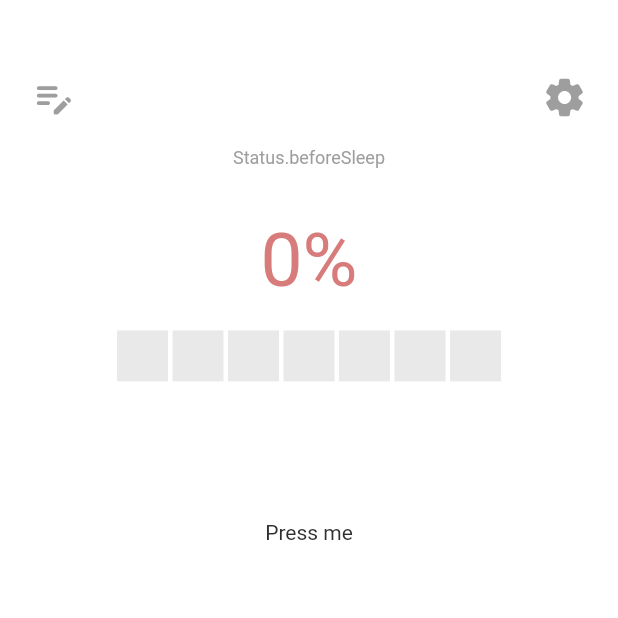
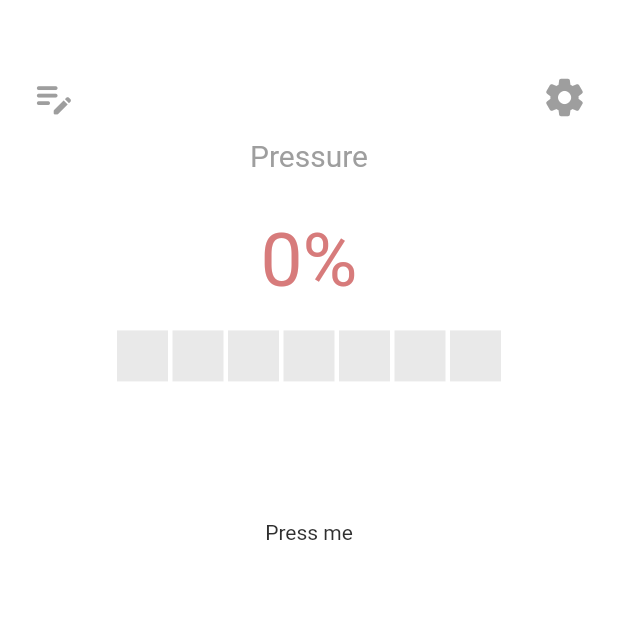
Before and after one commit to YenTinaNTHU/Pressure-Balloon, a Flutter app: the screen it shows after launch, on a phone screen of 412 x 824 dp, the top half of it. Run offline on Flutter 3.47's test engine with Material 2 defaults, Android fonts, the light colour scheme and no system bars; our stand-ins replace google_fonts, rive, vibration.

Commit message:
feature: add more animation and fix status problem

```diff
--- a/lib/balloon.dart
+++ b/lib/balloon.dart
@@ -1,7 +1,11 @@
+import 'dart:async';
+
 import 'package:flutter/gestures.dart';
 import 'package:flutter/material.dart';
+import 'package:flutter/services.dart';
 import 'package:my_app/parameters.dart';
 import 'package:rive/rive.dart';
+import 'package:vibration/vibration.dart';
 
 class Balloon extends StatefulWidget {
   const Balloon({
@@ -39,23 +43,30 @@ class _BalloonState extends State<Balloon> with SingleTickerProviderStateMixin{
         widget.setRemainMilliseconds(maxMilliSeconds - elapsed.inMilliseconds);
       }else{
         _stopTimer(reset: true);
-        if(widget.status == Status.beforeSleep || widget.status == Status.awake) widget.updateStatus(widget.status);
+        if(widget.status == Status.beforeSleep) widget.updateStatus(Status.sleeping);
+        if(widget.status == Status.awake) widget.updateStatus(Status.beforeSleep);
       }
     } );
   });
 
   ForcePressGestureRecognizer _forcePressRecognizer = ForcePressGestureRecognizer();
 
+  late Timer _timer;
+
   @override
   void initState() {
     super.initState();
     _forcePressRecognizer = ForcePressGestureRecognizer(startPressure: 0.0, peakPressure: 1.0);
     _forcePressRecognizer.onUpdate = _handleForcePressOnUpdate;
+    _timer = Timer.periodic(const Duration(seconds: 1), (Timer timer) {
+      if(widget.status == Status.awake) HapticFeedback.vibrate();
+    });
   }
   @override
   void dispose() {
     _forcePressRecognizer.dispose();
     _ticker.dispose();
+    _timer.cancel();
     super.dispose();
   }
 
@@ -73,7 +84,6 @@ class _BalloonState extends State<Balloon> with SingleTickerProviderStateMixin{
         _pressureStatus = Pressure.big;
       }
     });
-
     // update status (and timer, since we control status with timer)
     // before sleep & awake -> update status at timer == 0
     // sleeping -> update status at _pressure < awakePressureThreshold
@@ -82,14 +92,13 @@ class _BalloonState extends State<Balloon> with SingleTickerProviderStateMixin{
         _stopTimer(reset: true);
       }
       if(_pressureStatus == Pressure.medium && prePressureStatus != Pressure.medium){
-        _stopTimer(reset: true);
         _startTimer(reset: true);
       }
       if(_pressureStatus == Pressure.big && prePressureStatus == Pressure.medium){
         _stopTimer(reset: true);
       }
     } else { // widget.status == Status.sleeping
-      if(_pressure < awakePressureThreshold) widget.updateStatus(widget.status);
+      if(_pressure < awakePressureThreshold) widget.updateStatus(Status.awake);
     }
 
     // update image
--- a/lib/dialogBlock.dart
+++ b/lib/dialogBlock.dart
@@ -30,16 +30,14 @@ class DialogBlock extends StatelessWidget {
       id = 3;
     } else if (pressure / 1.0 > bigPressureThreshold && state == Status.beforeSleep) {
       id = 2;
-    } else if (pressure / 1.0 >= smallPressureThreshold &&
-        pressure / 1.0 <= bigPressureThreshold &&
-        state == Status.sleeping) {
+    } else if (state == Status.sleeping) {
       id = 4;
     } else if (state == Status.awake) {
       id = 5;
     }
     return Stack(alignment: Alignment.center, children: <Widget>[
       //Image.asset('assets/images/block.png'),
-      Text(dialog[id], style: const TextStyle(color: Color(0xff2f2f2f)))
+      Text(dialog[id], style: TextStyle(color: (state == Status.sleeping) ? Colors.white : Color(0xff2f2f2f)))
     ]);
   }
 }
--- a/lib/main.dart
+++ b/lib/main.dart
@@ -6,6 +6,7 @@ import 'dart:async';
 
 import 'package:flutter/cupertino.dart';
 import 'package:flutter/material.dart';
+import 'package:flutter/services.dart';
 import 'package:google_fonts/google_fonts.dart';
 import 'package:my_app/balloon.dart';
 import 'package:my_app/dialogBlock.dart';
@@ -14,6 +15,7 @@ import 'package:my_app/holdingCircle.dart';
 import 'package:my_app/pressureFrame.dart';
 import 'package:google_fonts/google_fonts.dart';
 import 'package:my_app/parameters.dart';
+import 'package:vibration/vibration.dart';
 
 void main() {
   runApp(const MyApp());
@@ -42,19 +44,10 @@ class _MyAppState extends State<MyApp> {
     });
   }
 
-  void _updateStatus(Status st){
+  void _updateStatus(Status newStatus){
+    HapticFeedback.mediumImpact();
     setState(() {
-      switch(_status){
-        case Status.beforeSleep:
-          _status = Status.sleeping;
-          break;
-        case Status.sleeping:
-          _status = Status.awake;
-          break;
-        case Status.awake:
-          _status = Status.beforeSleep;
-          break;
-      }
+      _status = newStatus;
     });
   }
 
@@ -67,8 +60,9 @@ class _MyAppState extends State<MyApp> {
         textTheme: GoogleFonts.aBeeZeeTextTheme(Theme.of(context).textTheme),
       ),
       home: Scaffold(
-        body: Container(
-          color: Colors.white,
+        body: AnimatedContainer(
+          color: (_status == Status.sleeping) ? Color(0xFF494949) : Colors.white,
+          duration: Duration(milliseconds: 1000),
           child: Column(
             mainAxisAlignment: MainAxisAlignment.center,
             crossAxisAlignment: CrossAxisAlignment.center,
--- a/lib/parameters.dart
+++ b/lib/parameters.dart
@@ -12,6 +12,6 @@ enum Pressure {
 
 const maxMilliSeconds = 3000;
 
-const smallPressureThreshold = 0.3;
-const bigPressureThreshold = 0.6;
+const smallPressureThreshold = 0.5;
+const bigPressureThreshold = 0.8;
 const awakePressureThreshold = 0.1;
--- a/lib/pressureFrame.dart
+++ b/lib/pressureFrame.dart
@@ -14,17 +14,17 @@ class PressureFrame extends StatelessWidget {
         crossAxisAlignment: CrossAxisAlignment.center,
         children: <Widget>[
           Spacer(flex:3),
-          Text(status.toString(),
+          const Text("Pressure",
             style: TextStyle(
               color: Colors.grey,
-              fontSize: 12.0,
+              fontSize: 20.0,
               fontWeight: FontWeight.normal,
               height: 1.2,
 
           ),),
           Spacer(flex:2),
           Text("${(pressure / 1.0 * 100).toStringAsFixed(0)}%",
-              style: TextStyle(
+              style: const TextStyle(
                   color: Color(0xffd77b7b),
                   fontSize: 50.0,
                   fontWeight: FontWeight.normal,
--- a/pubspec.yaml
+++ b/pubspec.yaml
@@ -34,6 +34,7 @@ dependencies:
   cupertino_icons: ^1.0.2
   google_fonts: ^3.0.1
   rive: ^0.9.1
+  vibration: ^1.7.5
 
 dev_dependencies:
   flutter_test:
```
Also changed, not shown: pubspec.lock.
